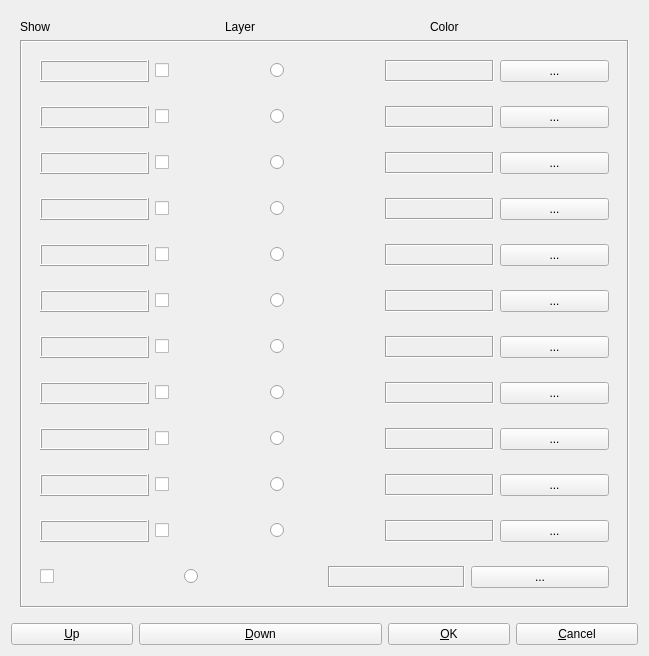
tomojitakasu/RTKLIB, file app/rtkplot_qt/vmapdlg.ui: the form before one commit.
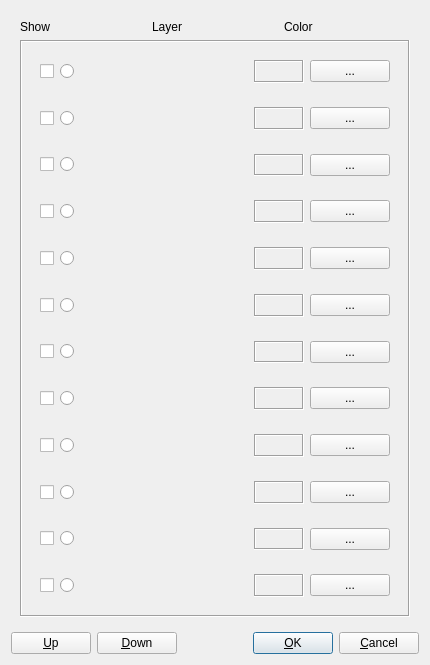
The form after the commit. Icons and pictures are not drawn.

Diff of the .ui file:
```diff
--- a/app/rtkplot_qt/vmapdlg.ui
+++ b/app/rtkplot_qt/vmapdlg.ui
@@ -6,8 +6,8 @@
    <rect>
     <x>0</x>
     <y>0</y>
-    <width>649</width>
-    <height>652</height>
+    <width>430</width>
+    <height>665</height>
    </rect>
   </property>
   <property name="windowTitle">
@@ -17,7 +17,7 @@
    <string/>
   </property>
   <layout class="QGridLayout" name="gridLayout">
-   <item row="0" column="0" rowspan="2" colspan="5">
+   <item row="0" column="0" rowspan="2" colspan="6">
     <widget class="QFrame" name="Panel1">
      <property name="enabled">
       <bool>true</bool>
@@ -131,28 +131,6 @@
             <string/>
            </property>
            <layout class="QHBoxLayout" name="horizontalLayout">
-            <item>
-             <widget class="QFrame" name="Panel2">
-              <property name="enabled">
-               <bool>true</bool>
-              </property>
-              <property name="toolTip">
-               <string/>
-              </property>
-              <property name="layoutDirection">
-               <enum>Qt::LeftToRight</enum>
-              </property>
-              <property name="frameShape">
-               <enum>QFrame::Box</enum>
-              </property>
-              <property name="frameShadow">
-               <enum>QFrame::Raised</enum>
-              </property>
-              <property name="text" stdset="0">
-               <string/>
-              </property>
-             </widget>
-            </item>
             <item>
              <widget class="QCheckBox" name="Vis1">
               <property name="toolTip">
@@ -171,6 +149,12 @@
               <property name="enabled">
                <bool>true</bool>
               </property>
+              <property name="sizePolicy">
+               <sizepolicy hsizetype="MinimumExpanding" vsizetype="Fixed">
+                <horstretch>0</horstretch>
+                <verstretch>0</verstretch>
+               </sizepolicy>
+              </property>
               <property name="toolTip">
                <string/>
               </property>
@@ -190,6 +174,12 @@
               <property name="enabled">
                <bool>true</bool>
               </property>
+              <property name="minimumSize">
+               <size>
+                <width>50</width>
+                <height>0</height>
+               </size>
+              </property>
               <property name="toolTip">
                <string/>
               </property>
@@ -244,28 +234,6 @@
             <string/>
            </property>
            <layout class="QHBoxLayout" name="horizontalLayout_2">
-            <item>
-             <widget class="QFrame" name="Panel3">
-              <property name="enabled">
-               <bool>true</bool>
-              </property>
-              <property name="toolTip">
-               <string/>
-              </property>
-              <property name="layoutDirection">
-               <enum>Qt::LeftToRight</enum>
-              </property>
-              <property name="frameShape">
-               <enum>QFrame::Box</enum>
-              </property>
-              <property name="frameShadow">
-               <enum>QFrame::Raised</enum>
-              </property>
-              <property name="text" stdset="0">
-               <string/>
-              </property>
-             </widget>
-            </item>
             <item>
              <widget class="QCheckBox" name="Vis2">
               <property name="toolTip">
@@ -284,6 +252,12 @@
               <property name="enabled">
                <bool>true</bool>
               </property>
+              <property name="sizePolicy">
+               <sizepolicy hsizetype="MinimumExpanding" vsizetype="Fixed">
+                <horstretch>0</horstretch>
+                <verstretch>0</verstretch>
+               </sizepolicy>
+              </property>
               <property name="toolTip">
                <string/>
               </property>
@@ -303,6 +277,12 @@
               <property name="enabled">
                <bool>true</bool>
               </property>
+              <property name="minimumSize">
+               <size>
+                <width>50</width>
+                <height>0</height>
+               </size>
+              </property>
               <property name="toolTip">
                <string/>
               </property>
@@ -357,28 +337,6 @@
             <string/>
            </property>
            <layout class="QHBoxLayout" name="horizontalLayout_3">
-            <item>
-             <widget class="QFrame" name="Panel4">
-              <property name="enabled">
-               <bool>true</bool>
-              </property>
-              <property name="toolTip">
-               <string/>
-              </property>
-              <property name="layoutDirection">
-               <enum>Qt::LeftToRight</enum>
-              </property>
-              <property name="frameShape">
-               <enum>QFrame::Box</enum>
-              </property>
-              <property name="frameShadow">
-               <enum>QFrame::Raised</enum>
-              </property>
-              <property name="text" stdset="0">
-               <string/>
-              </property>
-             </widget>
-            </item>
             <item>
              <widget class="QCheckBox" name="Vis3">
               <property name="toolTip">
@@ -397,6 +355,12 @@
               <property name="enabled">
                <bool>true</bool>
               </property>
+              <property name="sizePolicy">
+               <sizepolicy hsizetype="MinimumExpanding" vsizetype="Fixed">
+                <horstretch>0</horstretch>
+                <verstretch>0</verstretch>
+               </sizepolicy>
+              </property>
               <property name="toolTip">
                <string/>
               </property>
@@ -416,6 +380,12 @@
               <property name="enabled">
                <bool>true</bool>
               </property>
+              <property name="minimumSize">
+               <size>
+                <width>50</width>
+                <height>0</height>
+               </size>
+              </property>
               <property name="toolTip">
                <string/>
               </property>
@@ -470,28 +440,6 @@
             <string/>
            </property>
            <layout class="QHBoxLayout" name="horizontalLayout_4">
-            <item>
-             <widget class="QFrame" name="Panel5">
-              <property name="enabled">
-               <bool>true</bool>
-              </property>
-              <property name="toolTip">
-               <string/>
-              </property>
-              <property name="layoutDirection">
-               <enum>Qt::LeftToRight</enum>
-              </property>
-              <property name="frameShape">
-               <enum>QFrame::Box</enum>
-              </property>
-              <property name="frameShadow">
-               <enum>QFrame::Raised</enum>
-              </property>
-              <property name="text" stdset="0">
-               <string/>
-              </property>
-             </widget>
-            </item>
             <item>
              <widget class="QCheckBox" name="Vis4">
               <property name="toolTip">
@@ -510,6 +458,12 @@
               <property name="enabled">
                <bool>true</bool>
               </property>
+              <property name="sizePolicy">
+               <sizepolicy hsizetype="MinimumExpanding" vsizetype="Fixed">
+                <horstretch>0</horstretch>
+                <verstretch>0</verstretch>
+               </sizepolicy>
+              </property>
               <property name="toolTip">
                <string/>
               </property>
@@ -529,6 +483,12 @@
               <property name="enabled">
                <bool>true</bool>
               </property>
+              <property name="minimumSize">
+               <size>
+                <width>50</width>
+                <height>0</height>
+               </size>
+              </property>
               <property name="toolTip">
                <string/>
               </property>
@@ -583,28 +543,6 @@
             <string/>
            </property>
            <layout class="QHBoxLayout" name="horizontalLayout_5">
-            <item>
-             <widget class="QFrame" name="Panel6">
-              <property name="enabled">
-               <bool>true</bool>
-              </property>
-              <property name="toolTip">
-               <string/>
-              </property>
-              <property name="layoutDirection">
-               <enum>Qt::LeftToRight</enum>
-              </property>
-              <property name="frameShape">
-               <enum>QFrame::Box</enum>
-              </property>
-              <property name="frameShadow">
-               <enum>QFrame::Raised</enum>
-              </property>
-              <property name="text" stdset="0">
-               <string/>
-              </property>
-             </widget>
-            </item>
             <item>
              <widget class="QCheckBox" name="Vis5">
               <property name="toolTip">
@@ -623,6 +561,12 @@
               <property name="enabled">
                <bool>true</bool>
               </property>
+              <property name="sizePolicy">
+               <sizepolicy hsizetype="MinimumExpanding" vsizetype="Fixed">
+                <horstretch>0</horstretch>
+                <verstretch>0</verstretch>
+               </sizepolicy>
+              </property>
               <property name="toolTip">
                <string/>
               </property>
@@ -642,6 +586,12 @@
               <property name="enabled">
                <bool>true</bool>
               </property>
+              <property name="minimumSize">
+               <size>
+                <width>50</width>
+                <height>0</height>
+               </size>
+              </property>
               <property name="toolTip">
                <string/>
               </property>
@@ -696,28 +646,6 @@
             <string/>
            </property>
            <layout class="QHBoxLayout" name="horizontalLayout_6">
-            <item>
-             <widget class="QFrame" name="Panel7">
-              <property name="enabled">
-               <bool>true</bool>
-              </property>
-              <property name="toolTip">
-               <string/>
-              </property>
-              <property name="layoutDirection">
-               <enum>Qt::LeftToRight</enum>
-              </property>
-              <property name="frameShape">
-               <enum>QFrame::Box</enum>
-              </property>
-              <property name="frameShadow">
-               <enum>QFrame::Raised</enum>
-              </property>
-              <property name="text" stdset="0">
-               <string/>
-              </property>
-             </widget>
-            </item>
             <item>
              <widget class="QCheckBox" name="Vis6">
               <property name="toolTip">
@@ -736,6 +664,12 @@
               <property name="enabled">
                <bool>true</bool>
               </property>
+              <property name="sizePolicy">
+               <sizepolicy hsizetype="MinimumExpanding" vsizetype="Fixed">
+                <horstretch>0</horstretch>
+                <verstretch>0</verstretch>
+               </sizepolicy>
+              </property>
               <property name="toolTip">
                <string/>
               </property>
@@ -755,6 +689,12 @@
               <property name="enabled">
                <bool>true</bool>
               </property>
+              <property name="minimumSize">
+               <size>
+                <width>50</width>
+                <height>0</height>
+               </size>
+              </property>
               <property name="toolTip">
                <string/>
               </property>
@@ -809,28 +749,6 @@
             <string/>
            </property>
            <layout class="QHBoxLayout" name="horizontalLayout_7">
-            <item>
-             <widget class="QFrame" name="Panel8">
-              <property name="enabled">
-               <bool>true</bool>
-              </property>
-              <property name="toolTip">
-               <string/>
-              </property>
-              <property name="layoutDirection">
-               <enum>Qt::LeftToRight</enum>
-              </property>
-              <property name="frameShape">
-               <enum>QFrame::Box</enum>
-              </property>
-              <property name="frameShadow">
-               <enum>QFrame::Raised</enum>
-              </property>
-              <property name="text" stdset="0">
-               <string/>
-              </property>
-             </widget>
-            </item>
             <item>
              <widget class="QCheckBox" name="Vis7">
               <property name="toolTip">
@@ -849,6 +767,12 @@
               <property name="enabled">
                <bool>true</bool>
               </property>
+              <property name="sizePolicy">
+               <sizepolicy hsizetype="MinimumExpanding" vsizetype="Fixed">
+                <horstretch>0</horstretch>
+                <verstretch>0</verstretch>
+               </sizepolicy>
+              </property>
               <property name="toolTip">
                <string/>
               </property>
@@ -868,6 +792,12 @@
               <property name="enabled">
                <bool>true</bool>
               </property>
+              <property name="minimumSize">
+               <size>
+                <width>50</width>
+                <height>0</height>
+               </size>
+              </property>
               <property name="toolTip">
                <string/>
               </property>
@@ -922,28 +852,6 @@
             <string/>
            </property>
            <layout class="QHBoxLayout" name="horizontalLayout_8">
-            <item>
-             <widget class="QFrame" name="Panel9">
-              <property name="enabled">
-               <bool>true</bool>
-              </property>
-              <property name="toolTip">
-               <string/>
-              </property>
-              <property name="layoutDirection">
-               <enum>Qt::LeftToRight</enum>
-              </property>
-              <property name="frameShape">
-               <enum>QFrame::Box</enum>
-              </property>
-              <property name="frameShadow">
-               <enum>QFrame::Raised</enum>
-              </property>
-              <property name="text" stdset="0">
-               <string/>
-              </property>
-             </widget>
-            </item>
             <item>
              <widget class="QCheckBox" name="Vis8">
               <property name="toolTip">
@@ -962,6 +870,12 @@
               <property name="enabled">
                <bool>true</bool>
               </property>
+              <property name="sizePolicy">
+               <sizepolicy hsizetype="MinimumExpanding" vsizetype="Fixed">
+                <horstretch>0</horstretch>
+                <verstretch>0</verstretch>
+               </sizepolicy>
+              </property>
               <property name="toolTip">
                <string/>
               </property>
@@ -981,6 +895,12 @@
               <property name="enabled">
                <bool>true</bool>
               </property>
+              <property name="minimumSize">
+               <size>
+                <width>50</width>
+                <height>0</height>
+               </size>
+              </property>
               <property name="toolTip">
                <string/>
               </property>
@@ -1035,28 +955,6 @@
             <string/>
            </property>
            <layout class="QHBoxLayout" name="horizontalLayout_9">
-            <item>
-             <widget class="QFrame" name="Panel10">
-              <property name="enabled">
-               <bool>true</bool>
-              </property>
-              <property name="toolTip">
-               <string/>
-              </property>
-              <property name="layoutDirection">
-               <enum>Qt::LeftToRight</enum>
-              </property>
-              <property name="frameShape">
-               <enum>QFrame::Box</enum>
-              </property>
-              <property name="frameShadow">
-               <enum>QFrame::Raised</enum>
-              </property>
-              <property name="text" stdset="0">
-               <string/>
-              </property>
-             </widget>
-            </item>
             <item>
              <widget class="QCheckBox" name="Vis9">
               <property name="toolTip">
@@ -1075,6 +973,12 @@
               <property name="enabled">
                <bool>true</bool>
               </property>
+              <property name="sizePolicy">
+               <sizepolicy hsizetype="MinimumExpanding" vsizetype="Fixed">
+                <horstretch>0</horstretch>
+                <verstretch>0</verstretch>
+               </sizepolicy>
+              </property>
               <property name="toolTip">
                <string/>
               </property>
@@ -1094,6 +998,12 @@
               <property name="enabled">
                <bool>true</bool>
               </property>
+              <property name="minimumSize">
+               <size>
+                <width>50</width>
+                <height>0</height>
+               </size>
+              </property>
               <property name="toolTip">
                <string/>
               </property>
@@ -1148,28 +1058,6 @@
             <string/>
            </property>
            <layout class="QHBoxLayout" name="horizontalLayout_10">
-            <item>
-             <widget class="QFrame" name="Panel20">
-              <property name="enabled">
-               <bool>true</bool>
-              </property>
-              <property name="toolTip">
-               <string/>
-              </property>
-              <property name="layoutDirection">
-               <enum>Qt::LeftToRight</enum>
-              </property>
-              <property name="frameShape">
-               <enum>QFrame::Box</enum>
-              </property>
-              <property name="frameShadow">
-               <enum>QFrame::Raised</enum>
-              </property>
-              <property name="text" stdset="0">
-               <string/>
-              </property>
-             </widget>
-            </item>
             <item>
              <widget class="QCheckBox" name="Vis10">
               <property name="toolTip">
@@ -1188,6 +1076,12 @@
               <property name="enabled">
                <bool>true</bool>
               </property>
+              <property name="sizePolicy">
+               <sizepolicy hsizetype="MinimumExpanding" vsizetype="Fixed">
+                <horstretch>0</horstretch>
+                <verstretch>0</verstretch>
+               </sizepolicy>
+              </property>
               <property name="toolTip">
                <string/>
               </property>
@@ -1207,6 +1101,12 @@
               <property name="enabled">
                <bool>true</bool>
               </property>
+              <property name="minimumSize">
+               <size>
+                <width>50</width>
+                <height>0</height>
+               </size>
+              </property>
               <property name="toolTip">
                <string/>
               </property>
@@ -1261,28 +1161,6 @@
             <string/>
            </property>
            <layout class="QHBoxLayout" name="horizontalLayout_11">
-            <item>
-             <widget class="QFrame" name="Panel24">
-              <property name="enabled">
-               <bool>true</bool>
-              </property>
-              <property name="toolTip">
-               <string/>
-              </property>
-              <property name="layoutDirection">
-               <enum>Qt::LeftToRight</enum>
-              </property>
-              <property name="frameShape">
-               <enum>QFrame::Box</enum>
-              </property>
-              <property name="frameShadow">
-               <enum>QFrame::Raised</enum>
-              </property>
-              <property name="text" stdset="0">
-               <string/>
-              </property>
-             </widget>
-            </item>
             <item>
              <widget class="QCheckBox" name="Vis11">
               <property name="toolTip">
@@ -1301,6 +1179,12 @@
               <property name="enabled">
                <bool>true</bool>
               </property>
+              <property name="sizePolicy">
+               <sizepolicy hsizetype="MinimumExpanding" vsizetype="Fixed">
+                <horstretch>0</horstretch>
+                <verstretch>0</verstretch>
+               </sizepolicy>
+              </property>
               <property name="toolTip">
                <string/>
               </property>
@@ -1320,6 +1204,12 @@
               <property name="enabled">
                <bool>true</bool>
               </property>
+              <property name="minimumSize">
+               <size>
+                <width>50</width>
+                <height>0</height>
+               </size>
+              </property>
               <property name="toolTip">
                <string/>
               </property>
@@ -1392,6 +1282,12 @@
               <property name="enabled">
                <bool>true</bool>
               </property>
+              <property name="sizePolicy">
+               <sizepolicy hsizetype="MinimumExpanding" vsizetype="Fixed">
+                <horstretch>0</horstretch>
+                <verstretch>0</verstretch>
+               </sizepolicy>
+              </property>
               <property name="toolTip">
                <string/>
               </property>
@@ -1411,6 +1307,12 @@
               <property name="enabled">
                <bool>true</bool>
               </property>
+              <property name="minimumSize">
+               <size>
+                <width>50</width>
+                <height>0</height>
+               </size>
+              </property>
               <property name="toolTip">
                <string/>
               </property>
@@ -1464,8 +1366,9 @@
      <property name="text">
       <string>&amp;Up</string>
      </property>
-     <property name="flat">
-      <bool>false</bool>
+     <property name="icon">
+      <iconset resource="../rtknavi_qt/rtknavi_qt.qrc">
+       <normaloff>:/buttons/up2.bmp</normaloff>:/buttons/up2.bmp</iconset>
      </property>
     </widget>
    </item>
@@ -1480,12 +1383,13 @@
      <property name="text">
       <string>&amp;Down</string>
      </property>
-     <property name="flat">
-      <bool>false</bool>
+     <property name="icon">
+      <iconset resource="../rtkconv_qt/rtkconv_qt.qrc">
+       <normaloff>:/buttons/down.bmp</normaloff>:/buttons/down.bmp</iconset>
      </property>
     </widget>
    </item>
-   <item row="2" column="3">
+   <item row="2" column="4">
     <widget class="QPushButton" name="BtnOk">
      <property name="enabled">
       <bool>true</bool>
@@ -1496,12 +1400,15 @@
      <property name="text">
       <string>&amp;OK</string>
      </property>
-     <property name="flat">
-      <bool>false</bool>
+     <property name="autoDefault">
+      <bool>true</bool>
+     </property>
+     <property name="default">
+      <bool>true</bool>
      </property>
     </widget>
    </item>
-   <item row="2" column="4">
+   <item row="2" column="5">
     <widget class="QPushButton" name="BtnCancel">
      <property name="enabled">
       <bool>true</bool>
@@ -1512,11 +1419,21 @@
      <property name="text">
       <string>&amp;Cancel</string>
      </property>
-     <property name="flat">
-      <bool>false</bool>
-     </property>
     </widget>
    </item>
+   <item row="2" column="3">
+    <spacer name="horizontalSpacer">
+     <property name="orientation">
+      <enum>Qt::Horizontal</enum>
+     </property>
+     <property name="sizeHint" stdset="0">
+      <size>
+       <width>40</width>
+       <height>20</height>
+      </size>
+     </property>
+    </spacer>
+   </item>
   </layout>
  </widget>
  <resources/>
```
Left out of the diff: 5 changed lines with no effect on the pictures.
